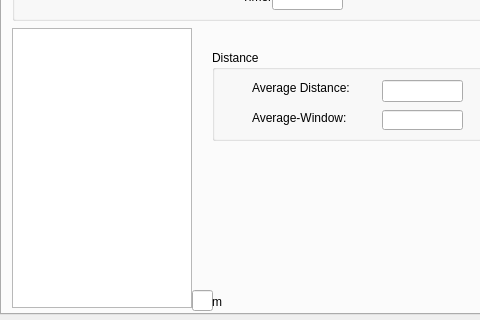
iti-luebeck/HANSE2011, file Hanse/Module_EchoSounder/echosounderform.ui: the form before one commit; both pictures show x 0 to 480 and y 126 to 446 of the 628 by 446 pixel window.
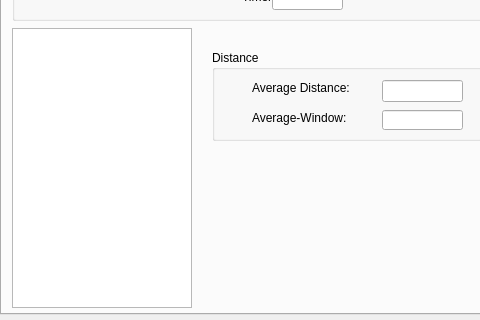
The form after the commit. The open tabs and pages were chosen to show the change.

The edit to the form file:
```diff
--- a/Hanse/Module_EchoSounder/echosounderform.ui
+++ b/Hanse/Module_EchoSounder/echosounderform.ui
@@ -232,32 +232,6 @@
       </property>
      </widget>
     </widget>
-    <widget class="QLineEdit" name="r2">
-     <property name="geometry">
-      <rect>
-       <x>190</x>
-       <y>380</y>
-       <width>21</width>
-       <height>21</height>
-      </rect>
-     </property>
-     <property name="readOnly">
-      <bool>true</bool>
-     </property>
-    </widget>
-    <widget class="QLabel" name="label_12">
-     <property name="geometry">
-      <rect>
-       <x>210</x>
-       <y>384</y>
-       <width>53</width>
-       <height>16</height>
-      </rect>
-     </property>
-     <property name="text">
-      <string>m</string>
-     </property>
-    </widget>
     <widget class="QGroupBox" name="groupBox_6">
      <property name="geometry">
       <rect>
```
Left out of the diff: 2 changed lines with no effect on the pictures.
